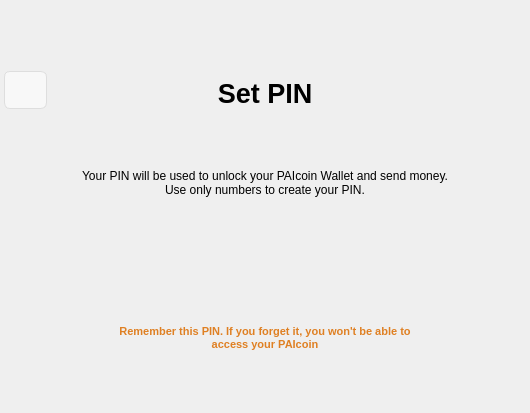
projectpai/paicoin, file src/qt/forms/setpinpage.ui: the form before one commit; both pictures show x 146 to 676 and y 0 to 413 of the 808 by 413 pixel window.
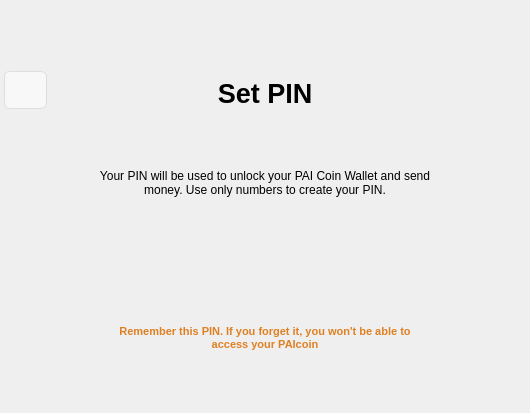
The form after the commit. Icons and pictures are not drawn.

Commit message: Mass update of PAIcoin to PAI Coin

The edit to the form file:
```diff
--- a/src/qt/forms/setpinpage.ui
+++ b/src/qt/forms/setpinpage.ui
@@ -139,7 +139,7 @@
           </size>
          </property>
          <property name="text">
-          <string>Your PIN will be used to unlock your PAIcoin Wallet and send money. Use only numbers to create your PIN.</string>
+          <string>Your PIN will be used to unlock your PAI Coin Wallet and send money. Use only numbers to create your PIN.</string>
          </property>
          <property name="alignment">
           <set>Qt::AlignCenter</set>
```
The commit also changes 104 other files.
